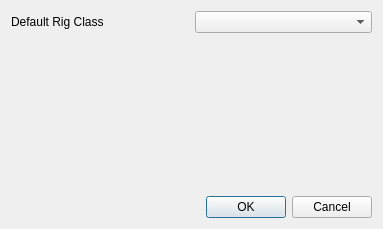
First picture: the form in python/omtk/ui/preferences_window.ui, repository renaudll/omtk, before the edit.
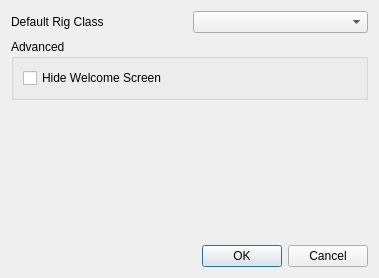
Second picture: the form after the edit.

What changed in the file:
```diff
--- a/python/omtk/ui/preferences_window.ui
+++ b/python/omtk/ui/preferences_window.ui
@@ -6,14 +6,14 @@
    <rect>
     <x>0</x>
     <y>0</y>
-    <width>383</width>
-    <height>229</height>
+    <width>379</width>
+    <height>278</height>
    </rect>
   </property>
   <property name="windowTitle">
    <string>OMTK - Preferences</string>
   </property>
-  <layout class="QVBoxLayout" name="verticalLayout">
+  <layout class="QVBoxLayout" name="verticalLayout_2">
    <item>
     <layout class="QGridLayout" name="gridLayout">
      <item row="0" column="0">
@@ -28,6 +28,24 @@
      </item>
     </layout>
    </item>
+   <item>
+    <widget class="QGroupBox" name="groupBox">
+     <property name="title">
+      <string>Advanced</string>
+     </property>
+     <layout class="QVBoxLayout" name="verticalLayout">
+      <item>
+       <widget class="QCheckBox" name="checkBox">
+        <property name="text">
+         <string>Hide Welcome Screen</string>
+        </property>
+       </widget>
+      </item>
+     </layout>
+     <zorder>checkBox</zorder>
+     <zorder>checkBox</zorder>
+    </widget>
+   </item>
    <item>
     <spacer name="verticalSpacer">
      <property name="orientation">
```
